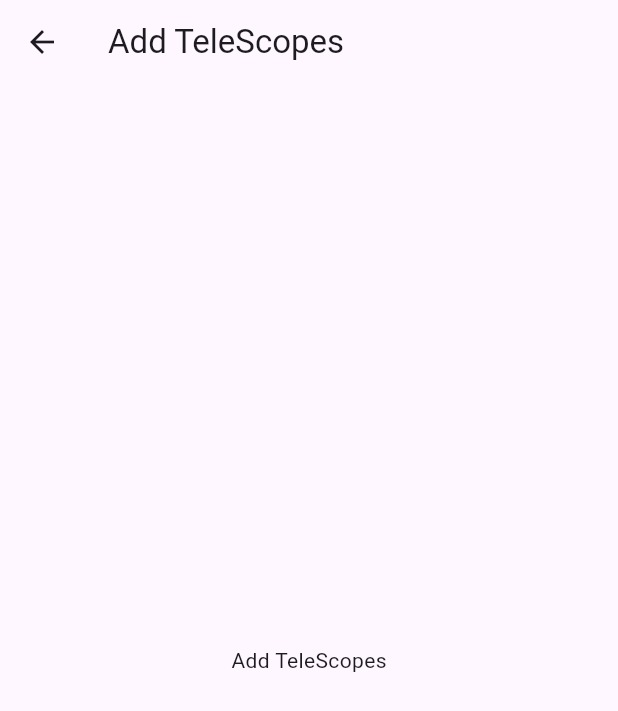
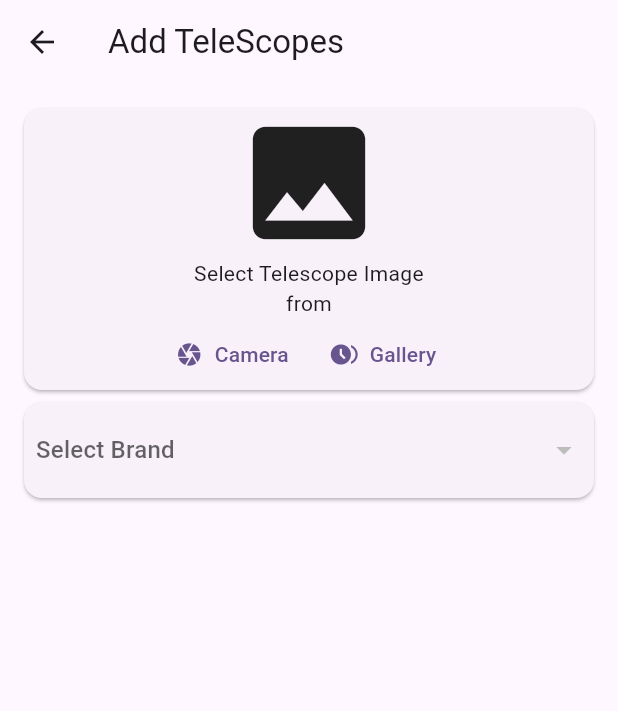
Before and after one commit to BOSS6292/ShopAtoZ, a Flutter app: the DashBoardPage screen opened by its route, after a tap on "Add Telescopes", on a phone screen of 412 x 824 dp. Shown: the top 711 px of the screen. Run offline on Flutter 3.47's test engine with Material 3 defaults, Android fonts, the phone set to English and light mode, and no system bars; our stand-ins replace cloud_firestore, firebase_auth, firebase_core, flutter_easyloading, freezed_annotation, go_router; accounts and stored records are empty.

Commit message:
Select Image and Brand

```diff
--- a/lib/pages/add_telescope_page.dart
+++ b/lib/pages/add_telescope_page.dart
@@ -1,9 +1,14 @@
+import 'dart:io';
+
 import 'package:flutter/material.dart';
+import 'package:provider/provider.dart';
 import 'package:shop_a_z/models/brand.dart';
+import 'package:shop_a_z/providers/telescope_provider.dart';
 import 'package:shop_a_z/utils/constants.dart';
 
 class AddTeleScope extends StatefulWidget {
   static const String routeName = 'addtelescope';
+
   const AddTeleScope({super.key});
 
   @override
@@ -32,8 +37,74 @@ class _AddTeleScopeState extends State<AddTeleScope> {
       appBar: AppBar(
         title: const Text('Add TeleScopes'),
       ),
-      body: const Center(
-        child: Text('Add TeleScopes'),
+      body: Form(
+        key: _formKey,
+        child: ListView(
+          padding: const EdgeInsets.all(12.0),
+          children: [
+            Card(
+              child: Column(
+                children: [
+                  imageLocalPath == null
+                      ? const Icon(
+                          Icons.photo,
+                          size: 100,
+                        )
+                      : Image.file(
+                          File(imageLocalPath!),
+                          height: 100,
+                          width: 100,
+                          fit: BoxFit.cover,
+                        ),
+                  const Text('Select Telescope Image\nfrom',
+                      textAlign: TextAlign.center),
+                  Row(
+                    mainAxisAlignment: MainAxisAlignment.center,
+                    children: [
+                      TextButton.icon(
+                        onPressed: () {},
+                        icon: const Icon(Icons.camera),
+                        label: const Text('Camera'),
+                      ),
+                      TextButton.icon(
+                        onPressed: () {},
+                        icon: const Icon(Icons.browse_gallery),
+                        label: const Text('Gallery'),
+                      )
+                    ],
+                  )
+                ],
+              ),
+            ),
+            Card(
+              child: Padding(
+                padding: const EdgeInsets.all(8.0),
+                child: Consumer<TelescopeProvider>(
+                    builder: (context, provider, child) =>
+                        DropdownButtonFormField<Brand>(
+                          decoration: const InputDecoration(border: InputBorder.none),
+                          hint: const Text('Select Brand'),
+                          isExpanded: true,
+                          value: brand,
+                          validator: (value) {
+                            if (value == null) {
+                              return 'Please select a brand';
+                            }
+                            return null;
+                          },
+                          items: provider.brandList.map((item) => DropdownMenuItem<Brand>(
+                                    value: item,
+                                    child: Text(item.name),
+                                  )).toList(),
+                          onChanged: (value) {
+                              brand = value;
+                          },
+                        ),
+                ),
+              ),
+            )
+          ],
+        ),
       ),
     );
   }
--- a/lib/pages/dashboard_page.dart
+++ b/lib/pages/dashboard_page.dart
@@ -19,7 +19,7 @@ class DashBoardPage extends StatefulWidget {
 class _DashBoardPageState extends State<DashBoardPage> {
   @override
   void didChangeDependencies() {
-    Provider.of<TelescopeProvider>(context).getAllBrand();
+    Provider.of<TelescopeProvider>(context).getAllBrands();
     super.didChangeDependencies();
   }
   @override
--- a/lib/providers/telescope_provider.dart
+++ b/lib/providers/telescope_provider.dart
@@ -1,6 +1,5 @@
 import 'package:flutter/cupertino.dart';
 import 'package:shop_a_z/db/db_helper.dart';
-
 import '../models/brand.dart';
 
 class TelescopeProvider with ChangeNotifier {
@@ -11,10 +10,10 @@ class TelescopeProvider with ChangeNotifier {
     return DbHelper.addBrand(brand);
   }
 
-  getAllBrand() {
+  getAllBrands() {
     DbHelper.getAllBrands().listen((snapshot) {
       brandList = List.generate(snapshot.docs.length,
-          (index) => Brand.fromJson(snapshot.docs[index].data()));
+              (index) => Brand.fromJson(snapshot.docs[index].data()));
       notifyListeners();
     });
   }
```
